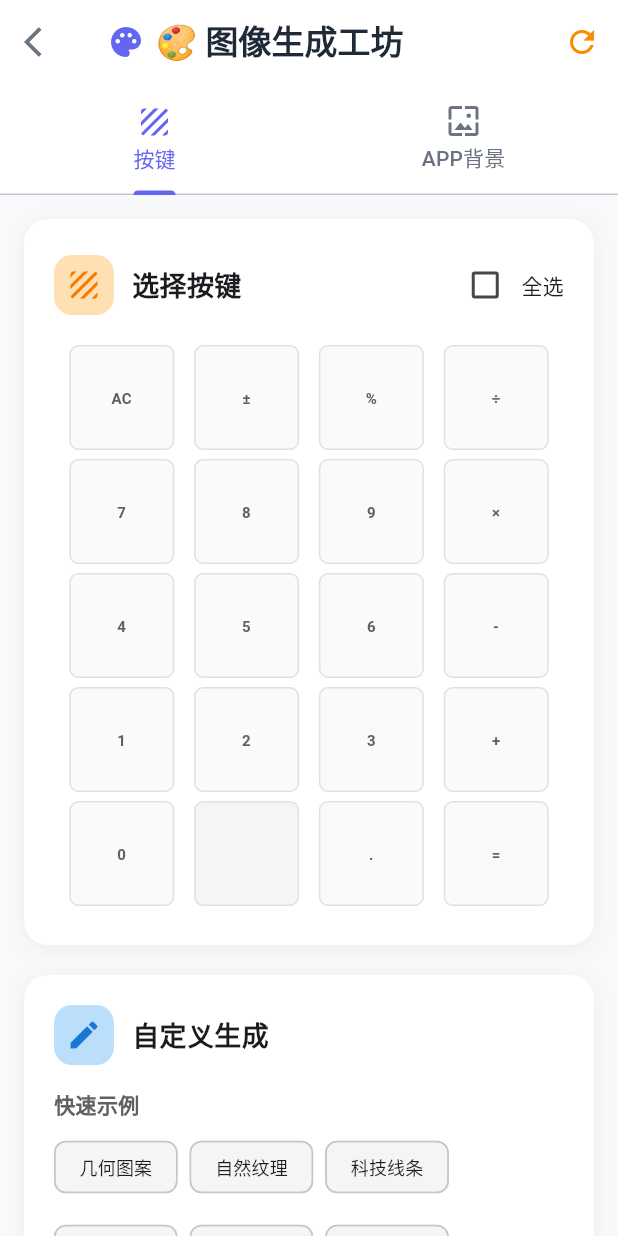
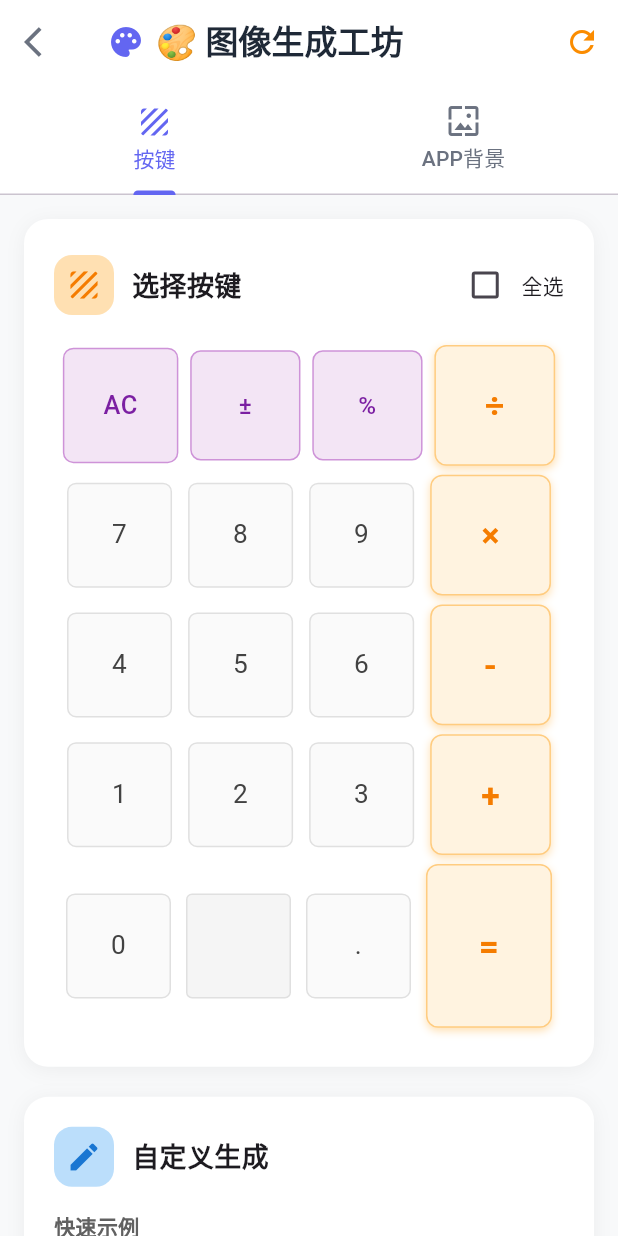
Before and after one commit to visionwise-nick/Queee-Calculator, a Flutter app: the screen it shows after launch, after a tap on the "palette" icon, on a phone screen of 412 x 824 dp. Run offline on Flutter 3.47's test engine with Material 3 defaults, Android fonts, the phone set to English and light mode, and no system bars; our stand-ins replace math_expressions, shared_preferences; Roboto replaces fonts that are missing (SF Pro Display).

```diff
--- a/lib/screens/image_generation_screen.dart
+++ b/lib/screens/image_generation_screen.dart
@@ -668,7 +668,7 @@ class _ImageGenerationScreenState extends State<ImageGenerationScreen>
     );
   }
 
-  List<Widget> _buildRowButtons(List<CalculatorButton> rowButtons, int totalColumns, double buttonSize) {
+  List<Widget> _buildRowButtons(List<CalculatorButton> rowButtons, int totalColumns, double baseButtonSize) {
     List<Widget> rowWidgets = [];
 
     for (int col = 0; col < totalColumns; col++) {
@@ -683,14 +683,22 @@ class _ImageGenerationScreenState extends State<ImageGenerationScreen>
 
       if (button != null) {
         final isSelected = _selectedButtonBgIds.contains(button.id);
-        final width = button.widthMultiplier > 1 ?
-            (buttonSize * button.widthMultiplier) + (6.0 * (button.widthMultiplier - 1)) : buttonSize;
+
+        // 根据按键类型和功能设置不同的大小
+        final buttonSizes = _getButtonSizes(button, baseButtonSize);
+        final width = buttonSizes['width']!;
+        final height = buttonSizes['height']!;
+        final fontSize = buttonSizes['fontSize']!;
+        final iconSize = buttonSizes['iconSize']!;
+
+        // 获取按键类型对应的颜色和样式
+        final buttonStyle = _getButtonStyle(button.type, isSelected);
 
         rowWidgets.add(
           Container(
             width: width,
-            height: buttonSize,
-            margin: const EdgeInsets.symmetric(horizontal: 3),
+            height: height,
+            margin: const EdgeInsets.symmetric(horizontal: 2),
             child: Material(
               color: Colors.transparent,
               child: InkWell(
@@ -704,19 +712,26 @@ class _ImageGenerationScreenState extends State<ImageGenerationScreen>
                     _selectAllBg = _selectedButtonBgIds.length == widget.currentConfig.layout.buttons.length;
                   });
                 },
-                borderRadius: BorderRadius.circular(6),
+                borderRadius: BorderRadius.circular(buttonStyle['borderRadius']!),
                 child: Container(
                   decoration: BoxDecoration(
                     color: isSelected
-                        ? Colors.orange.withOpacity(0.1)
-                        : Colors.grey.shade50,
-                    borderRadius: BorderRadius.circular(6),
+                        ? buttonStyle['selectedColor']
+                        : buttonStyle['backgroundColor'],
+                    borderRadius: BorderRadius.circular(buttonStyle['borderRadius']!),
                     border: Border.all(
                       color: isSelected
-                          ? Colors.orange
-                          : Colors.grey.shade300,
+                          ? buttonStyle['selectedBorderColor']!
+                          : buttonStyle['borderColor']!,
                       width: isSelected ? 2 : 1,
                     ),
+                    boxShadow: button.type == 'operator' || button.type == 'special' ? [
+                      BoxShadow(
+                        color: buttonStyle['shadowColor']!.withOpacity(0.3),
+                        blurRadius: 4,
+                        offset: const Offset(0, 2),
+                      ),
+                    ] : null,
                   ),
                   child: Column(
                     mainAxisAlignment: MainAxisAlignment.center,
@@ -724,18 +739,18 @@ class _ImageGenerationScreenState extends State<ImageGenerationScreen>
                       if (isSelected)
                         Icon(
                           Icons.check_circle,
-                          color: Colors.orange,
-                          size: 12,
+                          color: buttonStyle['selectedTextColor'],
+                          size: iconSize * 0.8,
                         ),
                       Flexible(
                         child: Text(
                           button.label,
                           style: TextStyle(
-                            fontWeight: FontWeight.bold,
+                            fontWeight: _getButtonFontWeight(button.type),
                             color: isSelected
-                                ? Colors.orange
-                                : Colors.grey.shade700,
-                            fontSize: 10,
+                                ? buttonStyle['selectedTextColor']
+                                : buttonStyle['textColor'],
+                            fontSize: fontSize,
                           ),
                           textAlign: TextAlign.center,
                           overflow: TextOverflow.ellipsis,
@@ -746,8 +761,8 @@ class _ImageGenerationScreenState extends State<ImageGenerationScreen>
                         Text(
                           '已选择',
                           style: TextStyle(
-                            fontSize: 6,
-                            color: Colors.orange,
+                            fontSize: fontSize * 0.5,
+                            color: buttonStyle['selectedTextColor'],
                           ),
                         ),
                     ],
@@ -766,13 +781,13 @@ class _ImageGenerationScreenState extends State<ImageGenerationScreen>
         // 空位置
         rowWidgets.add(
           Container(
-            width: buttonSize,
-            height: buttonSize,
-            margin: const EdgeInsets.symmetric(horizontal: 3),
+            width: baseButtonSize,
+            height: baseButtonSize,
+            margin: const EdgeInsets.symmetric(horizontal: 2),
             child: Container(
               decoration: BoxDecoration(
                 color: Colors.grey.shade100,
-                borderRadius: BorderRadius.circular(6),
+                borderRadius: BorderRadius.circular(4),
                 border: Border.all(
                   color: Colors.grey.shade300,
                   width: 1,
@@ -785,6 +800,145 @@ class _ImageGenerationScreenState extends State<ImageGenerationScreen>
     }
 
     return rowWidgets;
+  }
+
+  // 根据按键类型和功能获取尺寸
+  Map<String, double> _getButtonSizes(CalculatorButton button, double baseSize) {
+    double widthMultiplier = button.widthMultiplier;
+    double heightMultiplier = button.heightMultiplier;
+
+    // 根据按键类型调整基础大小
+    double sizeMultiplier;
+    switch (button.type) {
+      case 'primary': // 数字按键
+        sizeMultiplier = 1.0;
+        break;
+      case 'operator': // 运算符按键 - 更大更突出
+        sizeMultiplier = 1.15;
+        break;
+      case 'secondary': // 功能按键 - 中等大小
+        sizeMultiplier = 1.05;
+        break;
+      case 'special': // 特殊按键 - 根据功能调整
+        sizeMultiplier = 1.1;
+        break;
+      default:
+        sizeMultiplier = 1.0;
+    }
+
+    // 特殊按键的个性化调整
+    if (button.label == '=' || button.label.contains('等于')) {
+      sizeMultiplier = 1.2; // 等号按键更大
+      heightMultiplier = 1.3;
+    } else if (button.label == 'AC' || button.label.contains('清除')) {
+      sizeMultiplier = 1.1; // 清除按键稍大
+    } else if (button.label == '0' || button.isWide) {
+      // 0按键或宽按键保持宽度倍数
+      widthMultiplier = button.widthMultiplier;
+    }
+
+    final adjustedSize = baseSize * sizeMultiplier;
+    final width = adjustedSize * widthMultiplier + (6.0 * (widthMultiplier - 1));
+    final height = adjustedSize * heightMultiplier;
+
+    return {
+      'width': width,
+      'height': height,
+      'fontSize': _getFontSize(button.type, adjustedSize),
+      'iconSize': adjustedSize * 0.3,
+    };
+  }
+
+  // 根据按键类型获取字体大小
+  double _getFontSize(String buttonType, double buttonSize) {
+    switch (buttonType) {
+      case 'primary':
+        return buttonSize * 0.25; // 数字按键字体适中
+      case 'operator':
+        return buttonSize * 0.28; // 运算符字体稍大
+      case 'secondary':
+        return buttonSize * 0.22; // 功能按键字体稍小
+      case 'special':
+        return buttonSize * 0.20; // 特殊按键字体最小（通常文字较多）
+      default:
+        return buttonSize * 0.25;
+    }
+  }
+
+  // 根据按键类型获取字体粗细
+  FontWeight _getButtonFontWeight(String buttonType) {
+    switch (buttonType) {
+      case 'operator':
+        return FontWeight.w700; // 运算符最粗
+      case 'special':
+        return FontWeight.w600; // 特殊按键较粗
+      case 'secondary':
+        return FontWeight.w500; // 功能按键中等
+      case 'primary':
+      default:
+        return FontWeight.w400; // 数字按键正常
+    }
+  }
+
+  // 根据按键类型获取样式
+  Map<String, dynamic> _getButtonStyle(String buttonType, bool isSelected) {
+    switch (buttonType) {
+      case 'primary': // 数字按键 - 浅灰色调
+        return {
+          'backgroundColor': Colors.grey.shade50,
+          'borderColor': Colors.grey.shade300,
+          'textColor': Colors.grey.shade800,
+          'selectedColor': Colors.blue.withOpacity(0.1),
+          'selectedBorderColor': Colors.blue,
+          'selectedTextColor': Colors.blue,
+          'shadowColor': Colors.grey,
+          'borderRadius': 6.0,
+        };
+      case 'operator': // 运算符按键 - 橙色调
+        return {
+          'backgroundColor': Colors.orange.shade50,
+          'borderColor': Colors.orange.shade200,
+          'textColor': Colors.orange.shade700,
+          'selectedColor': Colors.orange.withOpacity(0.2),
+          'selectedBorderColor': Colors.orange,
+          'selectedTextColor': Colors.orange.shade800,
+          'shadowColor': Colors.orange,
+          'borderRadius': 8.0,
+        };
+      case 'secondary': // 功能按键 - 紫色调
+        return {
+          'backgroundColor': Colors.purple.shade50,
+          'borderColor': Colors.purple.shade200,
+          'textColor': Colors.purple.shade700,
+          'selectedColor': Colors.purple.withOpacity(0.1),
+          'selectedBorderColor': Colors.purple,
+          'selectedTextColor': Colors.purple.shade800,
+          'shadowColor': Colors.purple,
+          'borderRadius': 7.0,
+        };
+      case 'special': // 特殊按键 - 绿色调
+        return {
+          'backgroundColor': Colors.green.shade50,
+          'borderColor': Colors.green.shade200,
+          'textColor': Colors.green.shade700,
+          'selectedColor': Colors.green.withOpacity(0.1),
+          'selectedBorderColor': Colors.green,
+          'selectedTextColor': Colors.green.shade800,
+          'shadowColor': Colors.green,
+          'borderRadius': 8.0,
+        };
+      default:
+        return {
+          'backgroundColor': Colors.grey.shade50,
+          'borderColor': Colors.grey.shade300,
+          'textColor': Colors.grey.shade700,
+          'selectedColor': Colors.orange.withOpacity(0.1),
+          'selectedBorderColor': Colors.orange,
+          'selectedTextColor': Colors.orange,
+          'shadowColor': Colors.grey,
+          'borderRadius': 6.0,
+        };
+    }
   }
 
   Widget _buildButtonPatternGenerationCard() {
```
